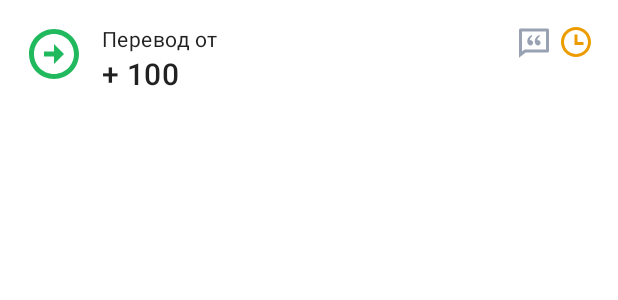
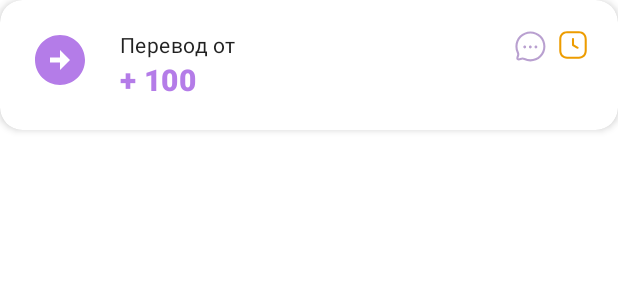
Before and after one commit to digthanx/android_mobile, an Android app: the layout item_transfer.xml on its own in the app's theme, with its tools: preview values and no code run, on a phone screen of 412 x 824 dp. Shown: the top 300 px of the screen. Run offline under Robolectric (Android 15) with nearby library versions, the phone set to English and light mode, and no system bars.

Commit message:
Редизайн истории транзакций

```diff
--- a/app/src/main/java/com/teamforce/thanksapp/utils/Consts.kt
+++ b/app/src/main/java/com/teamforce/thanksapp/utils/Consts.kt
@@ -1,4 +1,6 @@
 package com.teamforce.thanksapp.utils
+
+import com.teamforce.thanksapp.presentation.activity.MainActivity
 
 object Consts {
     const val AMOUNT_THANKS = "amount_thanks"
@@ -9,6 +11,8 @@ object Consts {
     const val LINK_TO_BOT = "https://t.me/DefaultAndreyBot"
     const val LINK_TO_BOT_Name = "LinkToBot"
 
+    val MAIN = MainActivity()
+
     private const val SP_NAME = "com.teamforce.thanksapp"
     private const val SP_ARG_TELEGRAM = "Telegram"
     private const val SP_ARG_TOKEN = "Token"
--- /dev/null
+++ b/app/src/main/res/color/history_chip_text_color_state.xml
@@ -0,0 +1,5 @@
+<?xml version="1.0" encoding="utf-8"?>
+<selector xmlns:android="http://schemas.android.com/apk/res/android">
+    <item android:color="@color/colorPrimary" android:state_checked="true" />
+    <item android:color="@color/lightGray" android:state_checked="false"/>
+</selector>
--- /dev/null
+++ b/app/src/main/res/drawable/ic_applied_transaction.xml
@@ -0,0 +1,10 @@
+<vector xmlns:android="http://schemas.android.com/apk/res/android"
+    android:width="20dp"
+    android:height="20dp"
+    android:viewportWidth="20"
+    android:viewportHeight="20">
+  <path
+      android:pathData="M13.973,0.833C17.08,0.833 19.167,3.013 19.167,6.256V13.744C19.167,16.987 17.08,19.167 13.972,19.167H6.026C2.92,19.167 0.833,16.987 0.833,13.744V6.256C0.833,3.013 2.92,0.833 6.026,0.833H13.973ZM13.973,2.208H6.026C3.707,2.208 2.208,3.797 2.208,6.256V13.744C2.208,16.203 3.707,17.792 6.026,17.792H13.972C16.292,17.792 17.792,16.203 17.792,13.744V6.256C17.792,3.797 16.292,2.208 13.973,2.208ZM13.749,7.339C14.017,7.608 14.017,8.042 13.749,8.311L9.398,12.661C9.265,12.796 9.089,12.863 8.913,12.863C8.737,12.863 8.561,12.796 8.427,12.661L6.251,10.486C5.982,10.217 5.982,9.783 6.251,9.514C6.519,9.246 6.954,9.246 7.222,9.514L8.913,11.203L12.777,7.339C13.046,7.07 13.48,7.07 13.749,7.339Z"
+      android:fillColor="#1BBA5A"
+      android:fillType="evenOdd"/>
+</vector>
--- a/app/src/main/res/drawable/ic_arrow_left_circle_fill.xml
+++ b/app/src/main/res/drawable/ic_arrow_left_circle_fill.xml
@@ -5,5 +5,5 @@
     android:viewportHeight="24">
   <path
       android:pathData="M12,2C17.52,2 22,6.48 22,12C22,17.52 17.52,22 12,22C6.48,22 2,17.52 2,12C2,6.48 6.48,2 12,2ZM12,11V8L8,12L12,16V13H16V11H12Z"
-      android:fillColor="#DE00AF46"/>
+      android:fillColor="#B47CE8"/>
 </vector>
--- a/app/src/main/res/drawable/ic_arrow_left_circle_line.xml
+++ b/app/src/main/res/drawable/ic_arrow_left_circle_line.xml
@@ -1,4 +1,4 @@
 <vector android:height="40dp" android:viewportHeight="24"
     android:viewportWidth="24" android:width="40dp" xmlns:android="http://schemas.android.com/apk/res/android">
-    <path android:fillColor="#98A2B3" android:pathData="M12,2C17.52,2 22,6.48 22,12C22,17.52 17.52,22 12,22C6.48,22 2,17.52 2,12C2,6.48 6.48,2 12,2ZM12,20C16.42,20 20,16.42 20,12C20,7.58 16.42,4 12,4C7.58,4 4,7.58 4,12C4,16.42 7.58,20 12,20ZM12,11H16V13H12V16L8,12L12,8V11Z"/>
+    <path android:fillColor="#B47CE8" android:pathData="M12,2C17.52,2 22,6.48 22,12C22,17.52 17.52,22 12,22C6.48,22 2,17.52 2,12C2,6.48 6.48,2 12,2ZM12,20C16.42,20 20,16.42 20,12C20,7.58 16.42,4 12,4C7.58,4 4,7.58 4,12C4,16.42 7.58,20 12,20ZM12,11H16V13H12V16L8,12L12,8V11Z"/>
 </vector>
--- a/app/src/main/res/drawable/ic_arrow_right_circle_fill.xml
+++ b/app/src/main/res/drawable/ic_arrow_right_circle_fill.xml
@@ -1,4 +1,4 @@
 <vector android:height="40dp" android:viewportHeight="24"
     android:viewportWidth="24" android:width="40dp" xmlns:android="http://schemas.android.com/apk/res/android">
-    <path android:fillColor="#98A2B3" android:pathData="M12,2C17.52,2 22,6.48 22,12C22,17.52 17.52,22 12,22C6.48,22 2,17.52 2,12C2,6.48 6.48,2 12,2ZM12,11H8V13H12V16L16,12L12,8V11Z"/>
+    <path android:fillColor="#B47CE8" android:pathData="M12,2C17.52,2 22,6.48 22,12C22,17.52 17.52,22 12,22C6.48,22 2,17.52 2,12C2,6.48 6.48,2 12,2ZM12,11H8V13H12V16L16,12L12,8V11Z"/>
 </vector>
--- a/app/src/main/res/drawable/ic_arrow_right_circle_line.xml
+++ b/app/src/main/res/drawable/ic_arrow_right_circle_line.xml
@@ -5,5 +5,5 @@
     android:viewportHeight="24">
   <path
       android:pathData="M12,11V8L16,12L12,16V13H8V11H12ZM12,2C17.52,2 22,6.48 22,12C22,17.52 17.52,22 12,22C6.48,22 2,17.52 2,12C2,6.48 6.48,2 12,2ZM12,20C16.42,20 20,16.42 20,12C20,7.58 16.42,4 12,4C7.58,4 4,7.58 4,12C4,16.42 7.58,20 12,20Z"
-      android:fillColor="#DE00AF46"/>
+      android:fillColor="#B47CE8"/>
 </vector>
--- /dev/null
+++ b/app/src/main/res/drawable/ic_chat.xml
@@ -0,0 +1,10 @@
+<vector xmlns:android="http://schemas.android.com/apk/res/android"
+    android:width="21dp"
+    android:height="21dp"
+    android:viewportWidth="21"
+    android:viewportHeight="21">
+  <path
+      android:pathData="M10.769,0.917C13.403,0.917 15.878,1.941 17.737,3.801C21.58,7.643 21.58,13.895 17.737,17.738C15.853,19.622 13.317,20.62 10.747,20.62C9.347,20.62 7.937,20.324 6.618,19.713C6.229,19.557 5.865,19.411 5.604,19.411C5.303,19.413 4.899,19.552 4.508,19.687C3.707,19.962 2.71,20.304 1.972,19.569C1.237,18.833 1.576,17.838 1.849,17.038C1.984,16.644 2.122,16.237 2.122,15.929C2.122,15.676 2,15.354 1.813,14.889C0.096,11.181 0.89,6.712 3.803,3.802C5.662,1.942 8.136,0.917 10.769,0.917ZM10.77,2.292C8.503,2.292 6.374,3.174 4.774,4.774C2.268,7.279 1.586,11.124 3.076,14.344C3.29,14.875 3.497,15.392 3.497,15.929C3.497,16.465 3.313,17.005 3.151,17.482C3.017,17.874 2.814,18.466 2.945,18.597C3.072,18.729 3.668,18.521 4.061,18.386C4.533,18.225 5.068,18.039 5.599,18.036C6.131,18.036 6.632,18.237 7.163,18.451C10.415,19.954 14.26,19.27 16.765,16.766C20.071,13.459 20.071,8.079 16.765,4.773C15.165,3.173 13.036,2.292 10.77,2.292ZM14.388,10.233C14.894,10.233 15.305,10.642 15.305,11.149C15.305,11.656 14.894,12.066 14.388,12.066C13.882,12.066 13.468,11.656 13.468,11.149C13.468,10.642 13.874,10.233 14.38,10.233H14.388ZM10.713,10.233C11.219,10.233 11.63,10.642 11.63,11.149C11.63,11.656 11.219,12.066 10.713,12.066C10.207,12.066 9.793,11.656 9.793,11.149C9.793,10.642 10.198,10.233 10.705,10.233H10.713ZM7.038,10.233C7.544,10.233 7.955,10.642 7.955,11.149C7.955,11.656 7.544,12.066 7.038,12.066C6.532,12.066 6.118,11.656 6.118,11.149C6.118,10.642 6.524,10.233 7.03,10.233H7.038Z"
+      android:fillColor="#B9A0D0"
+      android:fillType="evenOdd"/>
+</vector>
--- /dev/null
+++ b/app/src/main/res/drawable/ic_wating_transaction.xml
@@ -0,0 +1,10 @@
+<vector xmlns:android="http://schemas.android.com/apk/res/android"
+    android:width="20dp"
+    android:height="20dp"
+    android:viewportWidth="20"
+    android:viewportHeight="20">
+  <path
+      android:pathData="M13.973,0.833C17.079,0.833 19.167,3.013 19.167,6.256V13.744C19.167,16.987 17.079,19.167 13.972,19.167H6.026C2.92,19.167 0.833,16.987 0.833,13.744V6.256C0.833,3.013 2.92,0.833 6.026,0.833H13.973ZM13.973,2.208H6.026C3.707,2.208 2.208,3.797 2.208,6.256V13.744C2.208,16.203 3.707,17.792 6.026,17.792H13.972C16.292,17.792 17.792,16.203 17.792,13.744V6.256C17.792,3.797 16.293,2.208 13.973,2.208ZM9.999,5.31C10.379,5.31 10.687,5.618 10.687,5.997V9.605L13.46,11.258C13.786,11.453 13.893,11.875 13.699,12.201C13.569,12.417 13.341,12.537 13.108,12.537C12.987,12.537 12.866,12.506 12.755,12.441L9.647,10.586C9.44,10.462 9.312,10.237 9.312,9.996V5.997C9.312,5.618 9.62,5.31 9.999,5.31Z"
+      android:fillColor="#ED9C00"
+      android:fillType="evenOdd"/>
+</vector>
--- a/app/src/main/res/layout/item_transfer.xml
+++ b/app/src/main/res/layout/item_transfer.xml
@@ -1,21 +1,23 @@
 <?xml version="1.0" encoding="utf-8"?>
-<RelativeLayout xmlns:android="http://schemas.android.com/apk/res/android"
+<com.google.android.material.card.MaterialCardView xmlns:android="http://schemas.android.com/apk/res/android"
     xmlns:app="http://schemas.android.com/apk/res-auto"
-    android:orientation="vertical"
+    app:cardCornerRadius="15dp"
+    app:cardElevation="3dp"
+    android:layout_marginBottom="15dp"
     android:layout_width="match_parent"
     android:layout_height="wrap_content">
 
     <androidx.constraintlayout.widget.ConstraintLayout
         android:id="@+id/standard_group"
+        android:visibility="visible"
+        android:layout_margin="20dp"
         android:layout_width="match_parent"
-        android:layout_height="wrap_content">
+        android:layout_height="match_parent">
         <ImageView
             android:id="@+id/status_iv"
             android:layout_width="wrap_content"
             android:layout_height="wrap_content"
-            android:layout_marginTop="16dp"
-            android:layout_marginEnd="16dp"
-            android:src="@drawable/ic_time_line"
+            android:src="@drawable/ic_wating_transaction"
             app:layout_constraintEnd_toEndOf="parent"
             app:layout_constraintTop_toTopOf="parent" />
 
@@ -23,9 +25,8 @@
             android:id="@+id/chat_iv"
             android:layout_width="wrap_content"
             android:layout_height="wrap_content"
-            android:layout_marginTop="16dp"
-            android:layout_marginEnd="4dp"
-            android:src="@drawable/ic_chat_quote_line"
+            android:layout_marginEnd="8dp"
+            android:src="@drawable/ic_chat"
             app:layout_constraintEnd_toStartOf="@+id/status_iv"
             app:layout_constraintTop_toTopOf="parent" />
 
@@ -33,10 +34,7 @@
             android:id="@+id/transfer_icon_iv"
             android:layout_width="40dp"
             android:layout_height="40dp"
-            android:layout_marginStart="16dp"
-            android:layout_marginTop="16dp"
-            android:layout_marginBottom="16dp"
-            android:src="@drawable/ic_arrow_right_circle_line"
+            android:src="@drawable/ic_arrow_right_circle_fill"
             app:layout_constraintStart_toStartOf="parent"
             app:layout_constraintTop_toTopOf="parent" />
 
@@ -44,8 +42,7 @@
             android:id="@+id/label_tv"
             android:layout_width="wrap_content"
             android:layout_height="wrap_content"
-            android:layout_marginStart="12dp"
-            android:layout_marginTop="16dp"
+            android:layout_marginStart="20dp"
             android:text="Перевод от "
             android:textAppearance="@style/Body2"
             app:layout_constraintStart_toEndOf="@+id/transfer_icon_iv"
@@ -55,9 +52,11 @@
             android:id="@+id/value_tv"
             android:layout_width="wrap_content"
             android:layout_height="wrap_content"
-            android:layout_marginStart="12dp"
+            android:layout_marginStart="20dp"
             android:text="+ 100"
             android:textAppearance="@style/Headline6"
+            android:textColor="@color/colorPrimary"
+            android:textStyle="bold"
             app:layout_constraintStart_toEndOf="@+id/transfer_icon_iv"
             app:layout_constraintTop_toBottomOf="@+id/label_tv" />
     </androidx.constraintlayout.widget.ConstraintLayout>
@@ -108,7 +107,7 @@
             android:layout_width="17dp"
             android:layout_height="17dp"
             android:layout_marginTop="13dp"
-            android:src="@drawable/ic_checkbox_circle_line"
+            android:src="@drawable/ic_applied_transaction"
             app:layout_constraintTop_toBottomOf="@id/new_transaction_from_tv"
             app:layout_constraintStart_toStartOf="@id/new_transaction_from_tv"/>
 
@@ -117,7 +116,6 @@
             android:layout_width="wrap_content"
             android:layout_height="wrap_content"
             android:text="Согласовано"
-            android:textColor="@color/color6"
             android:letterSpacing="0.05"
             android:layout_marginTop="12dp"
             android:layout_marginStart="10dp"
@@ -139,7 +137,7 @@
             android:layout_width="wrap_content"
             android:layout_height="wrap_content"
             android:text="+100"
-            android:textColor="@color/color6"
+            android:textColor="@color/colorPrimary"
             android:textSize="48sp"
             android:textStyle="bold"
             android:layout_marginTop="26dp"
@@ -158,17 +156,7 @@
             app:layout_constraintStart_toStartOf="@id/new_value_transaction"
             app:layout_constraintTop_toBottomOf="@id/new_value_transaction" />
 
-        <View
-            android:layout_width="match_parent"
-            android:layout_height="3dp"
-            android:layout_marginTop="12dp"
-            android:background="@color/color24"
-            app:layout_constraintEnd_toEndOf="parent"
-            app:layout_constraintStart_toStartOf="parent"
-            app:layout_constraintTop_toBottomOf="@id/tv_description" />
-
-
     </androidx.constraintlayout.widget.ConstraintLayout>
 
 
-</RelativeLayout>
+</com.google.android.material.card.MaterialCardView>
--- a/app/src/main/res/values/colors.xml
+++ b/app/src/main/res/values/colors.xml
@@ -13,6 +13,7 @@
     <color name="lightBlack">#CC000000</color>
     <color name="lightPrimary">#F2E7FE</color>
     <color name="superLightPrimary">#B9A0D0</color>
+    <color name="lightGray">#A2A2A2</color>
 
 
     <color name="color1">#DE000000</color><!--87$-->
```
Also changed, not shown: app/src/main/java/com/teamforce/thanksapp/presentation/adapter/TransfersAdapter.kt (+12 -52 lines), app/src/main/res/drawable/ic_declined_transaction.xml (added, +10 -0 lines), app/src/main/res/layout/fragment_history.xml (+34 -13 lines), app/src/main/res/layout/item_history.xml (+5 -10 lines).
